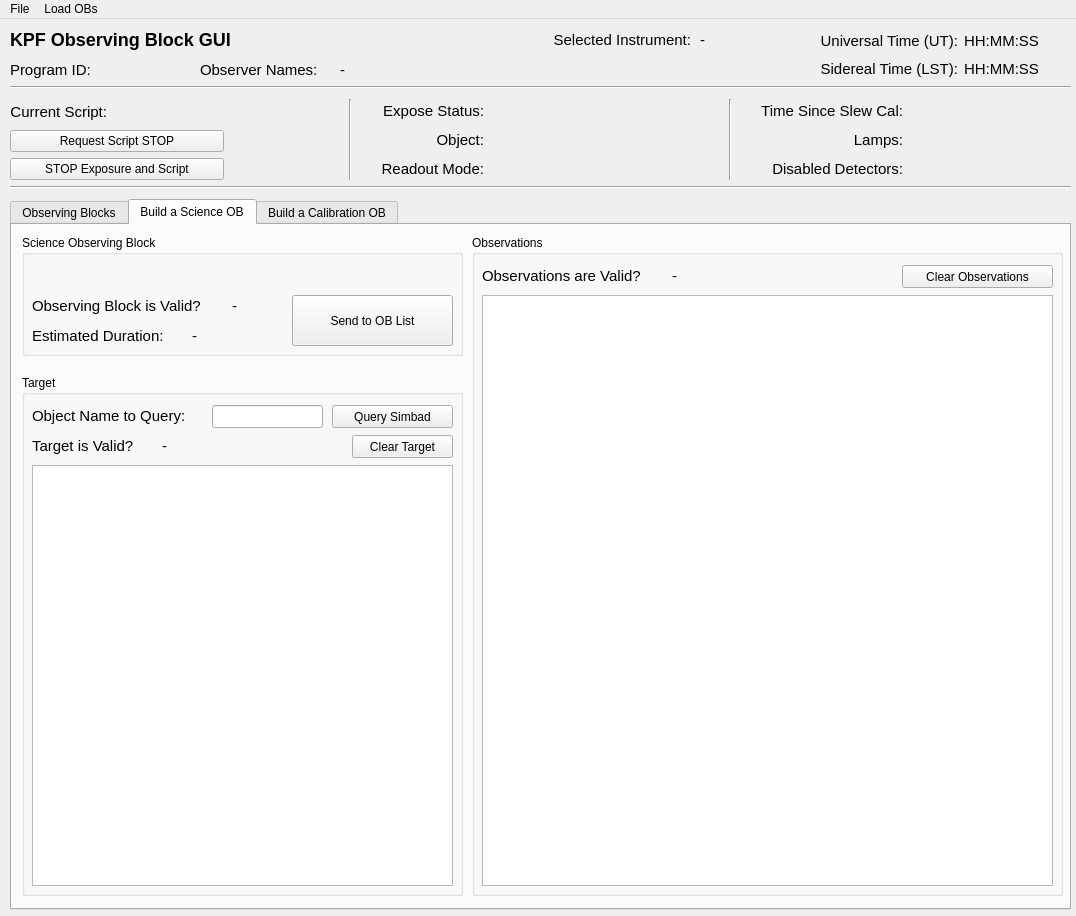
KeckObservatory/KPFTranslator, file kpf/OB_GUI/KPF_OB_GUI.ui: the form before one commit.
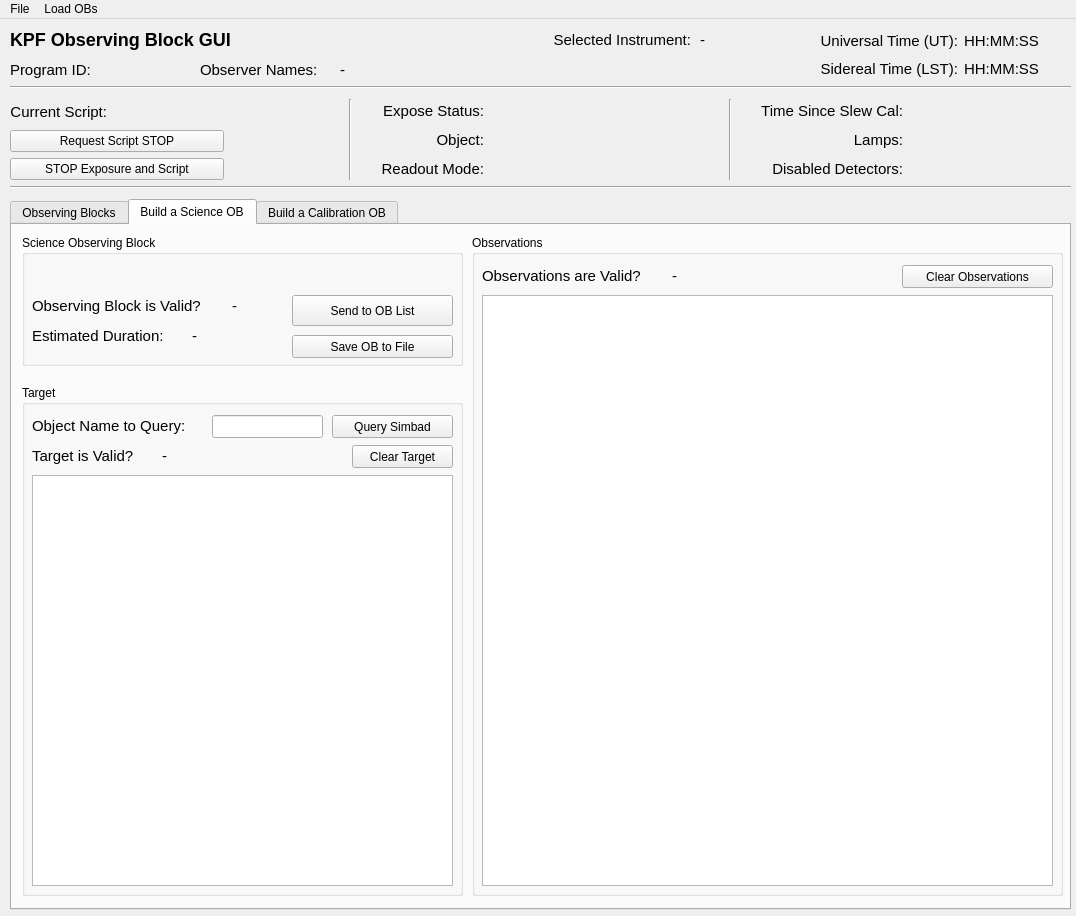
The form after the commit. The open tabs and pages were chosen to show the change.

Commit message: Add save to file button for science OB builder

Patch:
```diff
--- a/kpf/OB_GUI/KPF_OB_GUI.ui
+++ b/kpf/OB_GUI/KPF_OB_GUI.ui
@@ -808,9 +808,9 @@
       <property name="geometry">
        <rect>
         <x>10</x>
-        <y>150</y>
+        <y>160</y>
         <width>441</width>
-        <height>521</height>
+        <height>511</height>
        </rect>
       </property>
       <property name="title">
@@ -902,7 +902,7 @@
          <x>10</x>
          <y>90</y>
          <width>421</width>
-         <height>421</height>
+         <height>411</height>
         </rect>
        </property>
       </widget>
@@ -1004,7 +1004,7 @@
         <x>10</x>
         <y>10</y>
         <width>441</width>
-        <height>121</height>
+        <height>131</height>
        </rect>
       </property>
       <property name="title">
@@ -1016,7 +1016,7 @@
          <x>270</x>
          <y>60</y>
          <width>161</width>
-         <height>51</height>
+         <height>31</height>
         </rect>
        </property>
        <property name="toolTip">
@@ -1117,6 +1117,22 @@
         <string/>
        </property>
       </widget>
+      <widget class="QPushButton" name="BS_SaveToFile">
+       <property name="geometry">
+        <rect>
+         <x>270</x>
+         <y>100</y>
+         <width>161</width>
+         <height>23</height>
+        </rect>
+       </property>
+       <property name="toolTip">
+        <string>This will set the current exposure to End, triggering a readout and will request the current script to stop at the next opportunity (typically after the exposure is done).</string>
+       </property>
+       <property name="text">
+        <string>Save OB to File</string>
+       </property>
+      </widget>
      </widget>
     </widget>
     <widget class="QWidget" name="CalibrationOB">
```
The commit also changes 1 other file.
